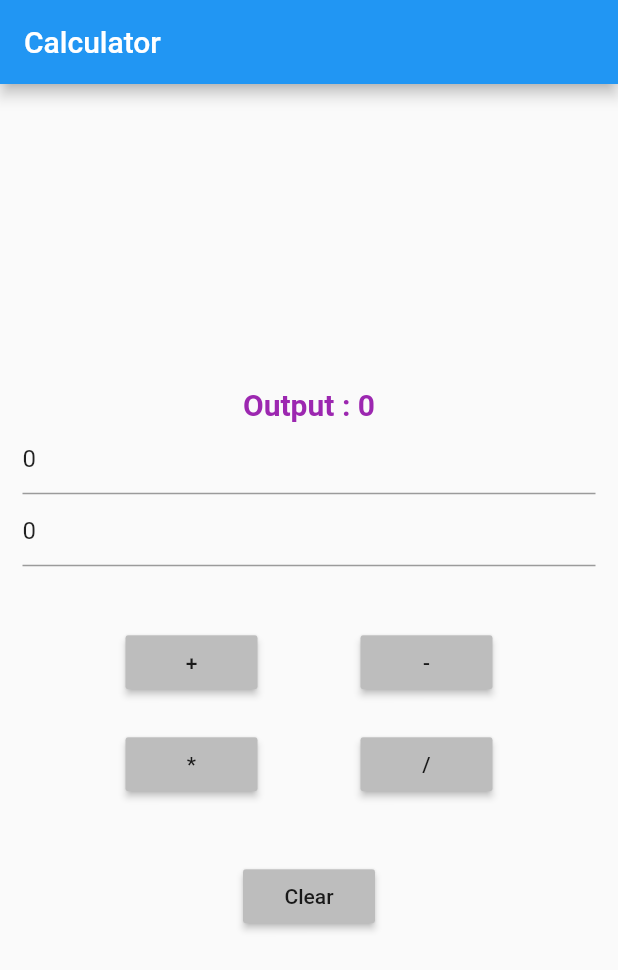
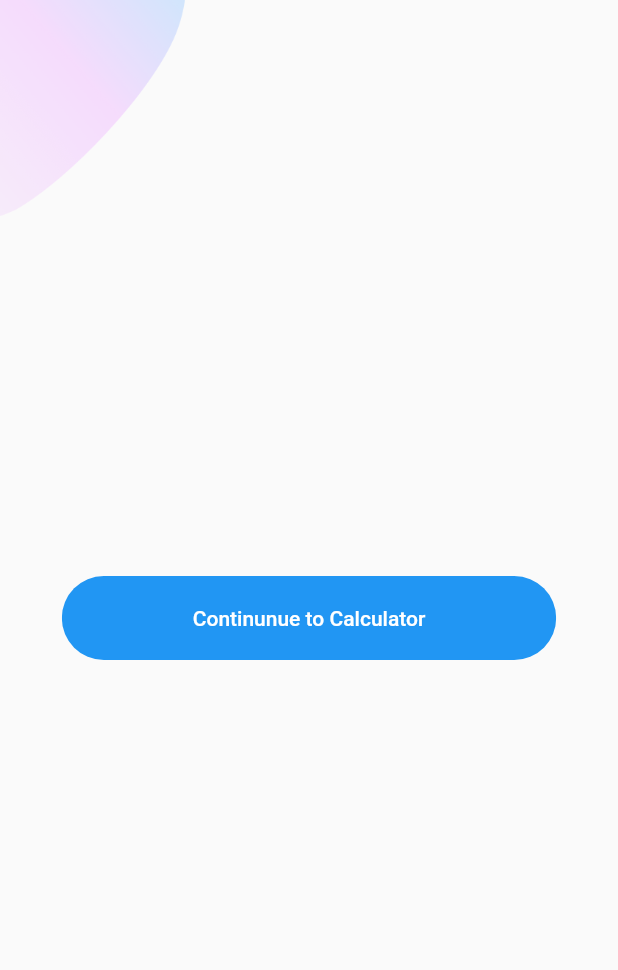
Before and after one commit to Sachin-Sharma-20/Calculator, a Flutter app: the screen it shows after launch, on a phone screen of 412 x 824 dp. Shown: the top 970 px of the screen. Run offline on Flutter 3.47's test engine with Material 2 defaults, Android fonts, the phone set to English and light mode, and no system bars.

Commit message:
created Background for whole app

```diff
--- /dev/null
+++ b/lib/background.dart
@@ -0,0 +1,48 @@
+import 'package:flutter/material.dart';
+
+class Background extends StatelessWidget {
+  final Widget child;
+  const Background({
+    Key key,
+    @required this.child,
+  }) : super(key: key);
+
+  @override
+  Widget build(BuildContext context) {
+    Size size = MediaQuery.of(context).size;
+    return Container(
+      height: size.height,
+      width: double.infinity,
+      child: Stack(
+        alignment: Alignment.center,
+        children: <Widget>[
+          Positioned(
+            top: 0,
+            left: 0,
+            child: Image.asset(
+              "assets/images/main_top.png",
+              width: size.width * 0.3,
+            ),
+          ),
+          Positioned(
+            bottom: 0,
+            left: 0,
+            child: Image.asset(
+              "assets/images/main_bottom.png",
+              width: size.width * 0.2,
+            ),
+          ),
+          Positioned(
+            bottom: 0,
+            right: 0,
+            child: Image.asset(
+              "assets/images/login_bottom.png",
+              width: size.width * 0.4,
+            ),
+          ),
+          child,
+        ],
+      ),
+    );
+  }
+}
--- a/lib/home_page.dart
+++ b/lib/home_page.dart
@@ -1,4 +1,6 @@
 import 'package:flutter/material.dart';
+
+import 'background.dart';
 
 class HomePage extends StatefulWidget {
   @override
@@ -56,7 +58,8 @@ class HomePageState extends State<HomePage> {
       appBar: AppBar(
         title: Text("Calculator"),
       ),
-      body: Container(
+      body: Background(
+              child: Container(
           padding: const EdgeInsets.all(15.0),
           child: Column(
             mainAxisAlignment: MainAxisAlignment.center,
@@ -122,6 +125,7 @@ class HomePageState extends State<HomePage> {
             ],
           ),
         ),
+      ),
     );
   }
 }
--- a/lib/main.dart
+++ b/lib/main.dart
@@ -1,5 +1,6 @@
+import 'package:calculator_app/ui.dart';
 import 'package:flutter/material.dart';
-import 'home_page.dart';
+// import 'home_page.dart';
 void main() => runApp(new MyApp());
 
 
@@ -11,7 +12,7 @@ class MyApp extends StatelessWidget{
       title: "Calculator App",
       theme: new ThemeData(
         primarySwatch: Colors.blue),
-      home: new HomePage(),
+      home: new Ui(),
     );
   }
 }
--- /dev/null
+++ b/lib/roundbutton.dart
@@ -0,0 +1,38 @@
+import 'package:flutter/material.dart';
+
+// import '../constants.dart';
+
+
+class RoundedButton extends StatelessWidget {
+  final String text;
+  final Function press;
+  final Color color, textColor;
+  const RoundedButton({
+    Key key,
+    this.text,
+    this.press,
+    this.color = Colors.blue,
+    this.textColor = Colors.white,
+  }) : super(key: key);
+
+  @override
+  Widget build(BuildContext context) {
+    Size size = MediaQuery.of(context).size;
+    return Container(
+      margin: EdgeInsets.symmetric(vertical: 10),
+      width: size.width * 0.8,
+      child: ClipRRect(
+        borderRadius: BorderRadius.circular(29),
+        child: FlatButton(
+          padding: EdgeInsets.symmetric(vertical: 20, horizontal: 40),
+          color: color,
+          onPressed: press,
+          child: Text(
+            text,
+            style: TextStyle(color: textColor),
+          ),
+        ),
+      ),
+    );
+  }
+}
--- /dev/null
+++ b/lib/ui.dart
@@ -0,0 +1,34 @@
+import 'package:calculator_app/background.dart';
+import 'package:calculator_app/home_page.dart';
+import 'package:calculator_app/roundbutton.dart';
+import 'package:flutter/material.dart';
+
+class Ui extends StatefulWidget {
+  @override
+  _UiState createState() => _UiState();
+}
+
+class _UiState extends State<Ui> {
+  @override
+  Widget build(BuildContext context) {
+    return Scaffold( body: Background(
+      child: RoundedButton(
+        text: "Continunue to Calculator",
+         color: Colors.blue,
+         press: () {
+                  Navigator.push(
+                    context,
+                    MaterialPageRoute(
+                      builder: (context) {
+                        return HomePage();
+                      },
+                    ),
+                  );
+         }
+      )
+    ));
+
+
+
+  }
+}
--- a/pubspec.yaml
+++ b/pubspec.yaml
@@ -48,6 +48,9 @@ flutter:
   # assets:
   #   - images/a_dot_burr.jpeg
   #   - images/a_dot_ham.jpeg
+  assets:
+      - assets/images/
+      - assets/icons/
 
   # An image asset can refer to one or more resolution-specific "variants", see
   # https://flutter.dev/assets-and-images/#resolution-aware.
```
Also changed, not shown: assets/icons/chat.svg (added), assets/icons/doctor.svg (added), assets/icons/facebook.svg (added), assets/icons/google-plus.svg (added), assets/icons/login.svg (added), assets/icons/logo.png (added), assets/icons/signup.svg (added), assets/icons/twitter.svg (added), assets/images/login_bottom.png (added), assets/images/main_bottom.png (added), assets/images/main_top.png (added), assets/images/signup_top.png (added). Lines whose indentation alone changed are shown as unchanged.
